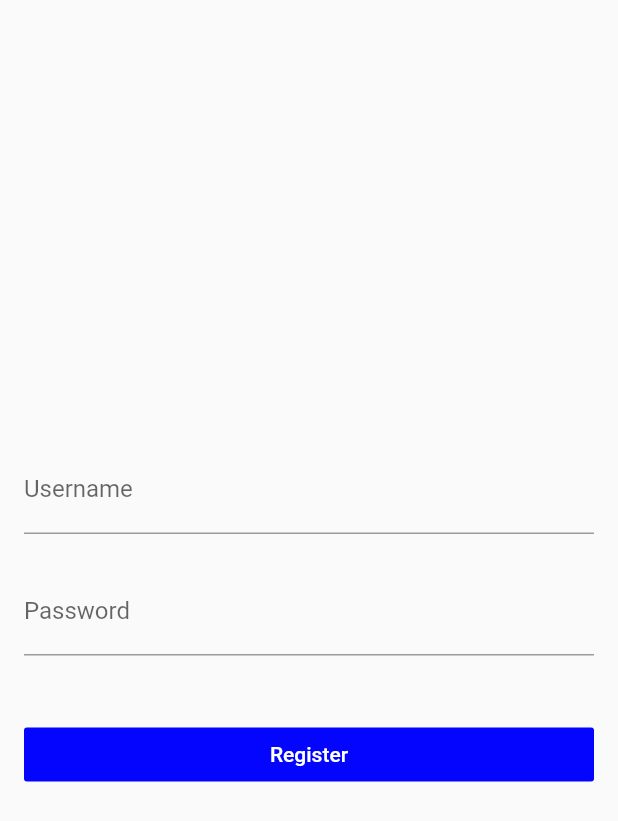
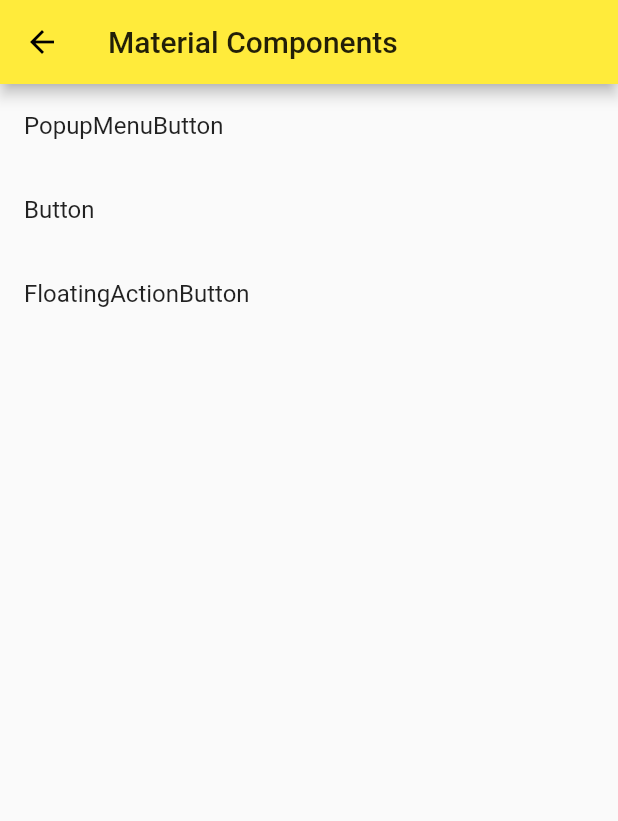
Before and after one commit to YouLe2016/flutter-learn, a Flutter app: the screen it shows after launch, on a phone screen of 412 x 824 dp. Shown: the top 821 px of the screen. Run offline on Flutter 3.47's test engine with Material 2 defaults, Android fonts, the phone set to English and light mode, and no system bars.

Commit message:
FloatingActionButton BottomAppBar 按钮主题：颜色、形状 OutlineButton fixedWidthButton expandedButton ButtonBar PopupMenuButton

```diff
--- a/lib/demo/form-demo.dart
+++ b/lib/demo/form-demo.dart
@@ -86,6 +86,7 @@ class _RegisterDemoState extends State<RegisterDemo> {
           SizedBox(height: 20),
           Container(
             width: double.infinity,
+            // raised: adj. 凸起的 / 扬起的 / 升高的 / 有浮雕的
             child: RaisedButton(
               color: Theme.of(context).accentColor,
               child: Text(
--- /dev/null
+++ b/lib/demo/material-components.dart
@@ -0,0 +1,74 @@
+import 'package:flutter/material.dart';
+
+import 'button-demo.dart';
+import 'fab-demo.dart';
+import 'popupMenuButton-demo.dart';
+
+/// 项目名称：flutter-learn
+/// 创建人：乐哥哥
+/// 创建时间：2019-07-16 09:41
+class MaterialComponents extends StatelessWidget {
+  @override
+  Widget build(BuildContext context) {
+    return Scaffold(
+      appBar: AppBar(
+        title: Text('Material Components'),
+      ),
+      body: ListView(
+        children: <Widget>[
+          ListItem(title: "PopupMenuButton", page: PopupMenuButtonDemo()),
+          ListItem(title: "Button", page: ButtonDemo()),
+          ListItem(
+            title: "FloatingActionButton",
+            page: FloatingActionButtonDemo(),
+          ),
+        ],
+      ),
+    );
+  }
+}
+
+class _WidgetDemo extends StatelessWidget {
+  @override
+  Widget build(BuildContext context) {
+    return Scaffold(
+      appBar: AppBar(
+        title: Text('_WidgetDemo'),
+      ),
+      body: Container(
+        padding: EdgeInsets.all(16),
+        child: Column(
+          mainAxisAlignment: MainAxisAlignment.center,
+          children: <Widget>[
+            Row(
+              mainAxisAlignment: MainAxisAlignment.center,
+              children: <Widget>[],
+            )
+          ],
+        ),
+      ),
+    );
+  }
+}
+
+class ListItem extends StatelessWidget {
+  final String title;
+  final Widget page;
+
+  ListItem({
+    this.title,
+    this.page,
+  });
+
+  @override
+  Widget build(BuildContext context) {
+    return ListTile(
+      title: Text(title),
+      onTap: () {
+        Navigator.of(context).push(
+          MaterialPageRoute(builder: (context) => page),
+        );
+      },
+    );
+  }
+}
--- a/lib/demo/post-show.dart
+++ b/lib/demo/post-show.dart
@@ -20,8 +20,8 @@ class PostShow extends StatelessWidget {
           Image.network(post.imageUrl),
           Container(
             padding: EdgeInsets.all(32),
-            // todo:不知道干啥的
-//            width: double.infinity,
+            // 已解决的问题:不知道干啥的
+//            width: double.infinity, //无穷大
             child: Column(
               crossAxisAlignment: CrossAxisAlignment.start,
               children: <Widget>[
--- a/lib/main.dart
+++ b/lib/main.dart
@@ -7,6 +7,7 @@ import 'demo/drawer-demo.dart';
 import 'demo/form-demo.dart';
 import 'demo/layout-demo.dart';
 import 'demo/listview-demo.dart';
+import 'demo/material-components.dart';
 import 'demo/navigator-demo.dart';
 import 'demo/sliver-demo.dart';
 
@@ -24,12 +25,14 @@ class App extends StatelessWidget {
 //      home: Home(),
 //      home: NavigatorDemo(),
       // 方式二: 自己指定根路由
-      initialRoute: "/form",
+      initialRoute: "/mdc",
+//      initialRoute: "/form",
 //      initialRoute: "/about",
       routes: {
         "/": (context) => Home(),
         "/about": (context) => Page('About'),
         "/form": (context) => FormDemo(),
+        "/mdc": (context) => MaterialComponents(),
       },
       theme: ThemeData(
         primarySwatch: Colors.yellow,
```
Also changed, not shown: lib/demo/button-demo.dart (added, +221 -0 lines), lib/demo/fab-demo.dart (added, +47 -0 lines), lib/demo/popupMenuButton-demo.dart (added, +49 -0 lines).
